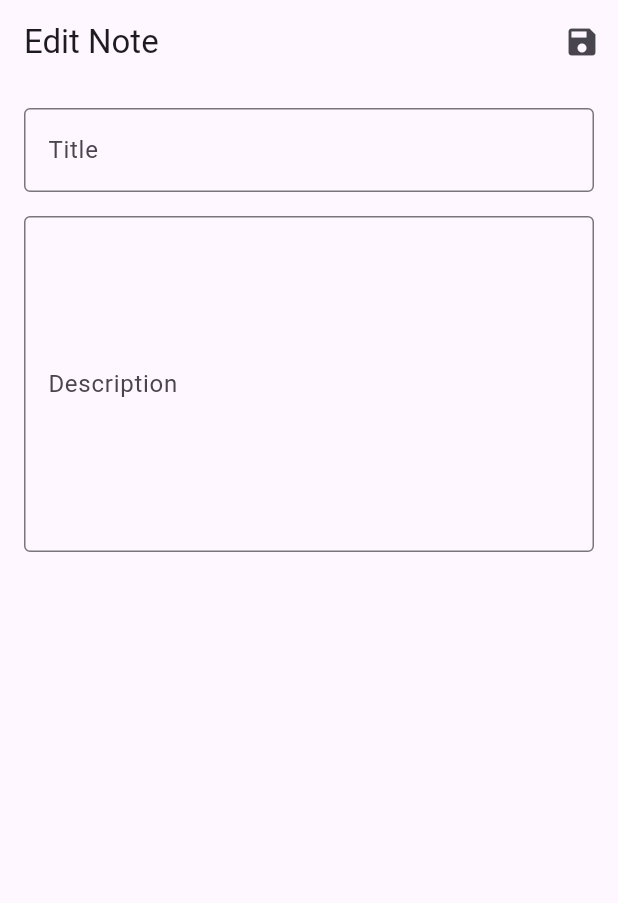
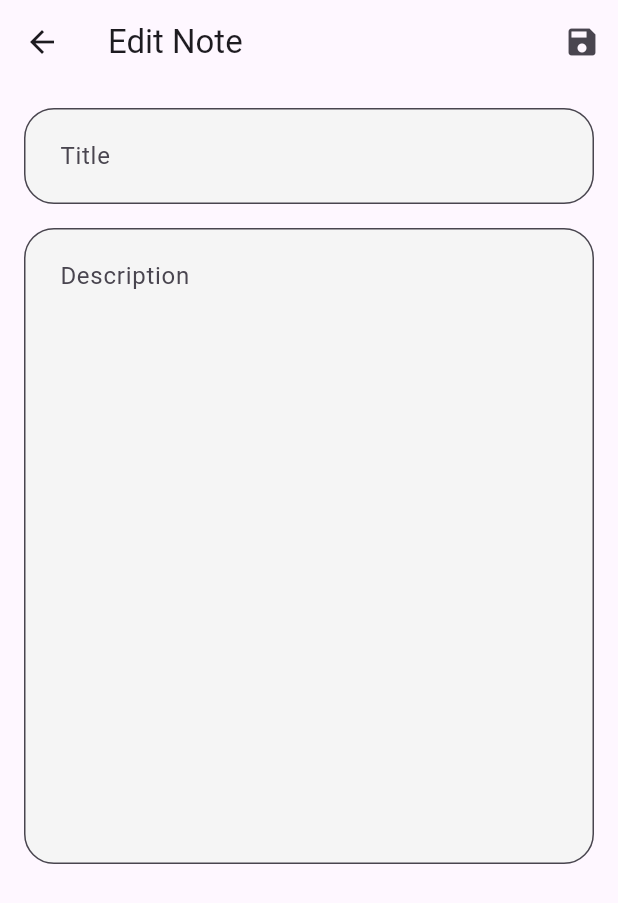
Before and after one commit to AhmedBnSamy/todo_list, a Flutter app: the EditNote screen opened directly with empty values, on a phone screen of 412 x 824 dp. Shown: the top 903 px of the screen. Run offline on Flutter 3.47's test engine with Material 3 defaults, Android fonts, the phone set to English and light mode, and no system bars; our stand-ins replace sqflite; accounts and stored records are empty.

Commit message:
first commit

```diff
--- /dev/null
+++ b/lib/custom_form_text_field.dart
@@ -0,0 +1,36 @@
+
+import 'package:flutter/material.dart';
+
+class CustomFormTextField extends StatelessWidget {
+  const CustomFormTextField({
+    super.key,
+    required this.maxLines,
+    required this.hintText,
+    required this.controller,
+    this.labelText,
+  });
+
+  final int maxLines;
+  final String hintText;
+  final TextEditingController? controller;
+  final String? labelText;
+
+  @override
+  Widget build(BuildContext context) {
+    return TextFormField(
+      controller: controller,
+      maxLines: maxLines,
+      decoration: InputDecoration(
+        hintText: hintText,
+        labelText: hintText,
+        fillColor: Colors.grey.shade100,
+        filled: true,
+        alignLabelWithHint: true,
+        border: const OutlineInputBorder(
+          borderRadius: BorderRadius.all(Radius.circular(20)),
+        ),
+        contentPadding: const EdgeInsets.all(20),
+      ),
+    );
+  }
+}
--- a/lib/views/archive_page.dart
+++ b/lib/views/archive_page.dart
@@ -48,7 +48,7 @@ class _ArchivePageState extends State<ArchivePage> {
             color: Colors.black,
           ),
           onPressed: () {
-            Navigator.pushReplacement(
+            Navigator.push(
               context,
               MaterialPageRoute(builder: (context) =>  HomePage()),
             ).then((value) {
--- a/lib/views/edite_note.dart
+++ b/lib/views/edite_note.dart
@@ -1,4 +1,5 @@
 import 'package:flutter/material.dart';
+import 'package:todo_list/custom_form_text_field.dart';
 import '../database_helper.dart';
 import 'home_page.dart';
 
@@ -42,7 +43,7 @@ class _EditNoteState extends State<EditNote> {
 
     if (updatedTitle.isNotEmpty && updatedContent.isNotEmpty) {
       await DBHelper.updateNote(widget.noteId, updatedTitle, updatedContent);
-     Navigator.pushReplacement(context, MaterialPageRoute(builder: (context) =>  HomePage()));// Return true to indicate success
+     Navigator.push(context, MaterialPageRoute(builder: (context) =>  HomePage()));// Return true to indicate success
     } else {
       ScaffoldMessenger.of(context).showSnackBar(
         const SnackBar(
@@ -68,21 +69,18 @@ class _EditNoteState extends State<EditNote> {
         padding: const EdgeInsets.all(16.0),
         child: Column(
           children: [
-            TextField(
+            CustomFormTextField(
+              labelText: 'Title',
+              maxLines: 1,
               controller: _titleController,
-              decoration: const InputDecoration(
-                labelText: 'Title',
-                border: OutlineInputBorder(),
-              ),
+              hintText: 'Title',
             ),
             const SizedBox(height: 16),
-            TextField(
+            CustomFormTextField(
+              labelText: 'Content',
+              maxLines: 16,
               controller: _contentController,
-              maxLines: 8,
-              decoration: const InputDecoration(
-                labelText: 'Description',
-                border: OutlineInputBorder(),
-              ),
+              hintText: 'Description',
             ),
           ],
         ),
```
Also changed, not shown: lib/database_helper.dart (+28 -13 lines), lib/views/add_notes.dart (+6 -33 lines), lib/views/favorite_note_page.dart (+15 -0 lines), lib/views/home_page.dart (+38 -33 lines), lib/views/note_item.dart (+40 -16 lines).
